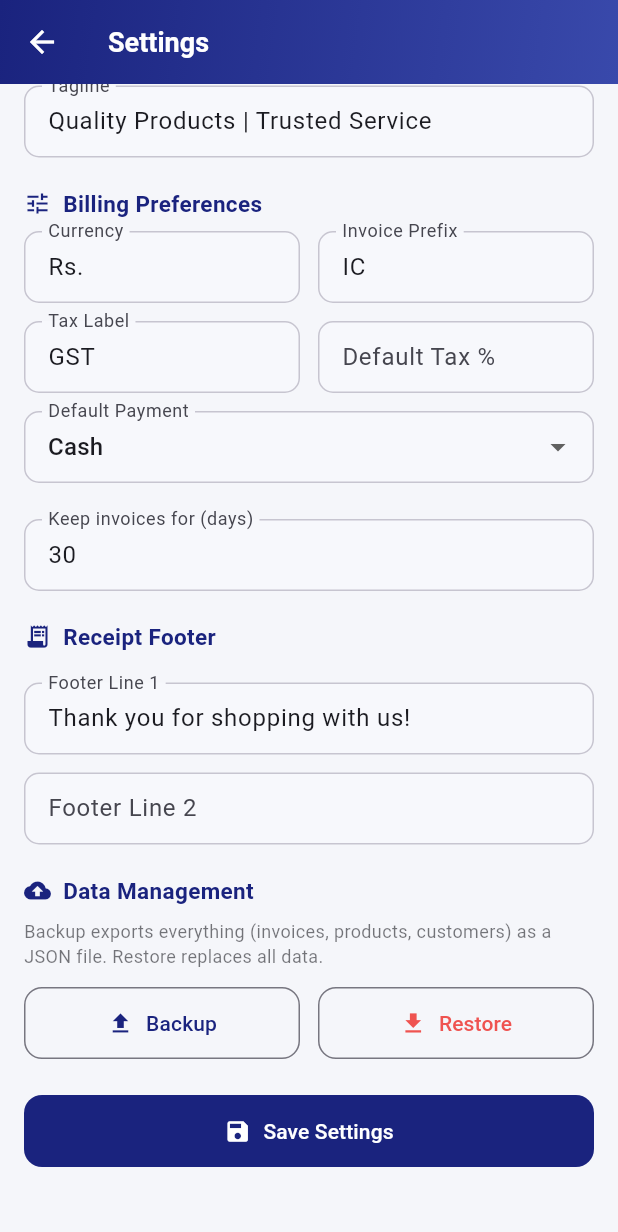
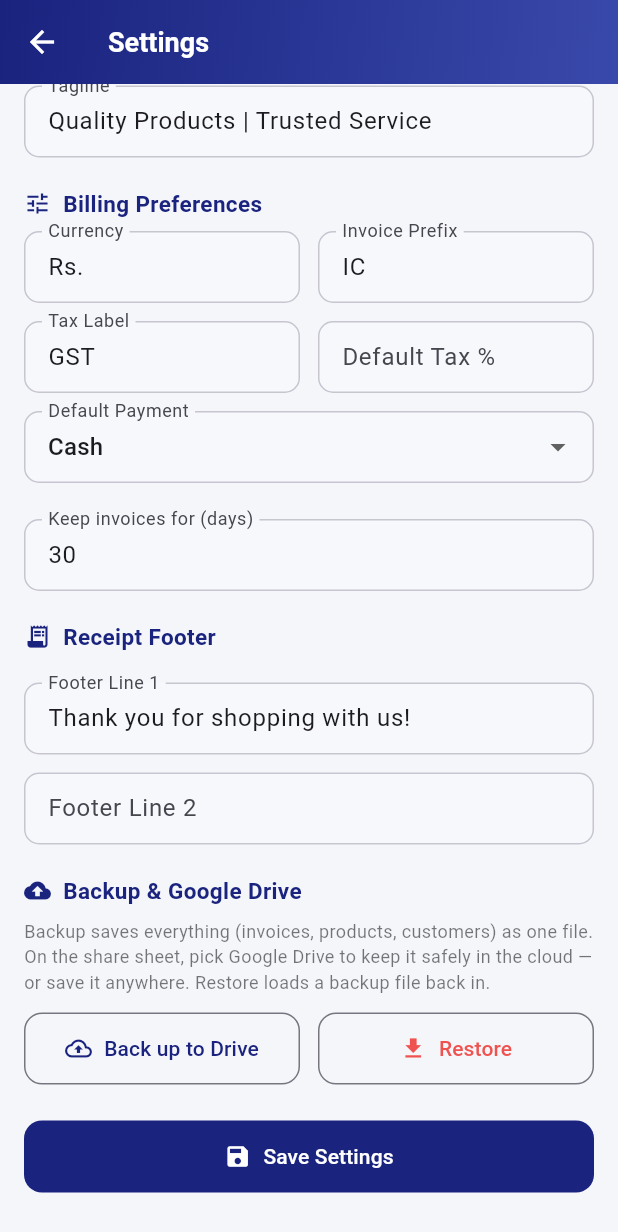
Before and after one commit to MahajanMohit/Invoice_generator, a Flutter app: the SettingsScreen screen opened directly, scrolled down 236 dp, on a phone screen of 412 x 824 dp. Shown: the top 1232 px of the screen. Run offline on Flutter 3.47's test engine with Material 3 defaults, Android fonts, the phone set to English and light mode, and no system bars; our stand-ins replace file_picker, open_filex, pdf, share_plus, shared_preferences, sqflite; accounts and stored records are empty.

Commit message:
Make backup Google Drive-friendly + document full Drive integration
- Relabel backup as "Back up to Drive" with cloud icons and clearer guidance;
  the share sheet already lets users store the backup file on Google Drive.
- Add GOOGLE_DRIVE_SETUP.md documenting the current share-to-Drive flow and
  the steps for a future fully-integrated one-tap Drive sync (stable signing
  key + Google Cloud OAuth client + packages/scopes).

https://claude.ai/code/session_019NBe2KZ6woXxuhiGGseFEh

```diff
--- a/shakti_invoice/lib/screens/settings_screen.dart
+++ b/shakti_invoice/lib/screens/settings_screen.dart
@@ -124,7 +124,8 @@ class _SettingsScreenState extends State<SettingsScreen> {
       final file = File('${dir.path}/$name');
       await file.writeAsString(jsonStr);
       await Share.shareXFiles([XFile(file.path, mimeType: 'application/json')],
-          subject: 'Invoice Bills Backup');
+          subject: 'Invoice Bills Backup',
+          text: 'Choose Google Drive to store this backup in the cloud.');
     } catch (e) {
       _snack('Backup failed: $e', error: true);
     } finally {
@@ -244,9 +245,11 @@ class _SettingsScreenState extends State<SettingsScreen> {
                   _field(_footer2Ctrl, 'Footer Line 2'),
                   const SizedBox(height: 20),
                   const SectionHeader(
-                      icon: Icons.backup, title: 'Data Management'),
+                      icon: Icons.cloud_upload, title: 'Backup & Google Drive'),
                   Text(
-                    'Backup exports everything (invoices, products, customers) as a JSON file. Restore replaces all data.',
+                    'Backup saves everything (invoices, products, customers) as one file. '
+                    'On the share sheet, pick Google Drive to keep it safely in the cloud — '
+                    'or save it anywhere. Restore loads a backup file back in.',
                     style: TextStyle(
                         fontSize: 12,
                         color: Theme.of(context)
@@ -265,8 +268,9 @@ class _SettingsScreenState extends State<SettingsScreen> {
                                   height: 16,
                                   child: CircularProgressIndicator(
                                       strokeWidth: 2))
-                              : const Icon(Icons.upload),
-                          label: Text(_backingUp ? 'Exporting…' : 'Backup'),
+                              : const Icon(Icons.cloud_upload_outlined),
+                          label:
+                              Text(_backingUp ? 'Exporting…' : 'Back up to Drive'),
                           onPressed:
                               (_backingUp || _restoring) ? null : _backup,
                         ),
```
Also changed, not shown: 1 other file.
